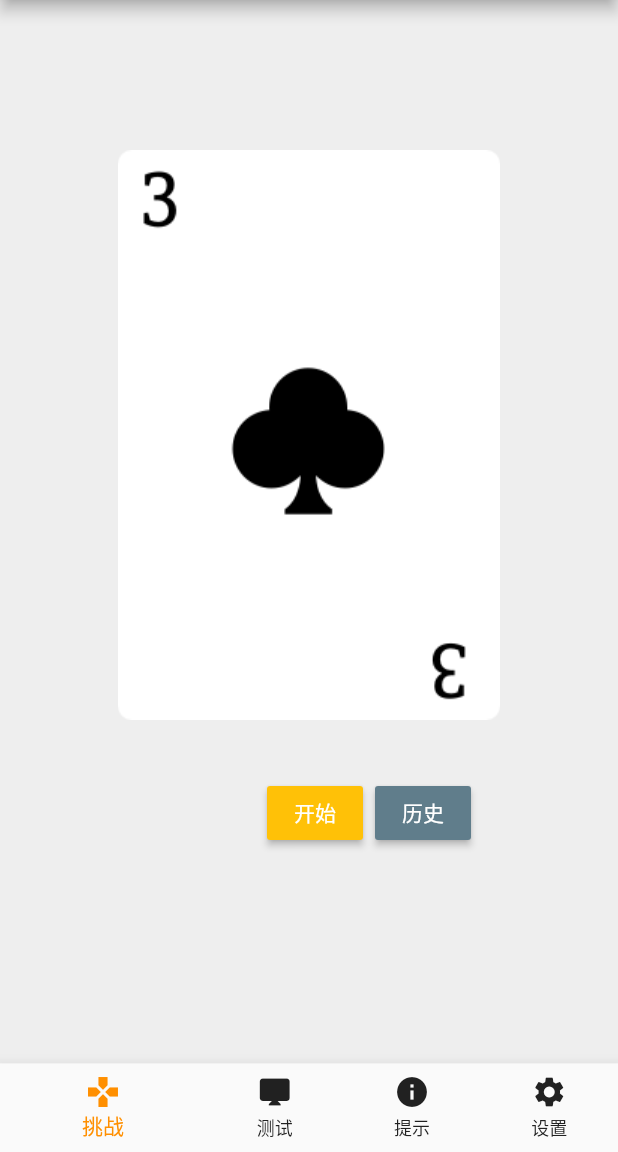
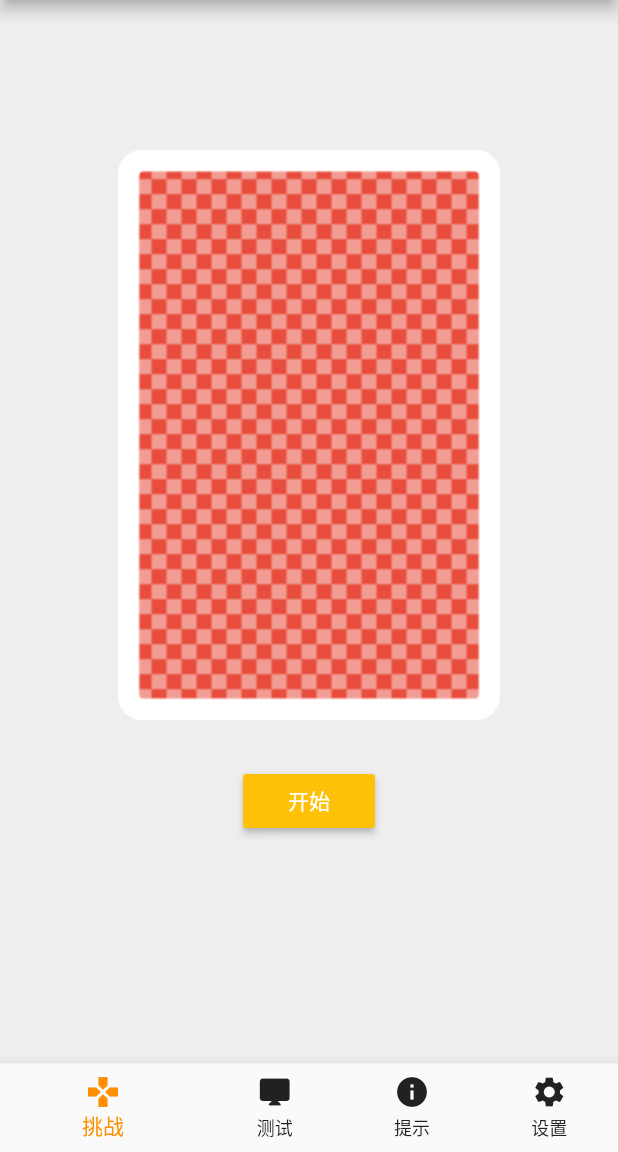
Before and after one commit to JakimLi/smarter-fultter, a Flutter app: the screen it shows after launch, on a phone screen of 412 x 824 dp, the part 84-1236 px from its top. Run offline on Flutter 3.47's test engine with Material 2 defaults, Android fonts, the light colour scheme and no system bars.

Commit message:
start and finish

```diff
--- a/lib/screens/game.dart
+++ b/lib/screens/game.dart
@@ -9,33 +9,40 @@ class Game extends StatefulWidget {
 }
 
 class _GameState extends State<Game> {
+  bool _started = false;
+
   @override
   Widget build(BuildContext context) {
     return Container(
         color: Colors.grey[200],
-        child: Column(
-          children: <Widget>[
+        child: Column(children: <Widget>[
           Container(
               margin: EdgeInsets.only(top: 100.0),
-                child: poker.Card(Suit.clubs, '3')),
+              child:
+                  _started ? poker.Card(Suit.clubs, '3') : poker.Card.back()),
           Container(
-                margin: EdgeInsets.only(top: 30.0, right: 90.0),
-                child: Center(
-                    child: ButtonBar(children: [
-                  RaisedButton(
+              margin: EdgeInsets.only(top: 30.0),
+              child: _started
+                  ? RaisedButton(
+                      textColor: Colors.white,
+                      color: Colors.amber,
+                      child: Text('完成'),
+                      onPressed: () {
+                        setState(() {
+                          _started = false;
+                        });
+                      },
+                    )
+                  : RaisedButton(
                       textColor: Colors.white,
                       color: Colors.amber,
                       child: Text('开始'),
-                    onPressed: () {},
-                  ),
-                  RaisedButton(
-                    textColor: Colors.white,
-                    color: Colors.blueGrey,
-                    child: Text('历史'),
-                    onPressed: () {},
-                  )
-                ])))
-          ],
-        ));
+                      onPressed: () {
+                        setState(() {
+                          _started = true;
+                        });
+                      },
+                    ))
+        ]));
   }
 }
--- a/lib/widgets/card.dart
+++ b/lib/widgets/card.dart
@@ -29,6 +29,10 @@ class Card extends StatelessWidget {
     _value = value.toUpperCase();
   }
 
+  Card.back() {
+    _background = true;
+  }
+
   @override
   Widget build(BuildContext context) {
     return Container(
@@ -37,10 +41,12 @@ class Card extends StatelessWidget {
   }
 
   String cardImage() {
+    if (_showBackground()) {
+      return 'assets/background.png';
+    }
+
     var suit = _suit.toString().split('.')[1];
-    return 'assets/cards/' +
-        (_showBackground() ? 'background' : '$suit\_$_value') +
-        '.png';
+    return 'assets/cards/$suit\_$_value.png';
   }
 
   bool _showBackground() {
--- a/pubspec.yaml
+++ b/pubspec.yaml
@@ -42,7 +42,7 @@ flutter:
 
   # To add assets to your application, add an assets section, like this:
   assets:
-    - assets/cards/
+    - assets/
 
   # An image asset can refer to one or more resolution-specific "variants", see
   # https://flutter.dev/assets-and-images/#resolution-aware.
```
Also changed, not shown: assets/background.png (added). Lines whose indentation alone changed are shown as unchanged.
